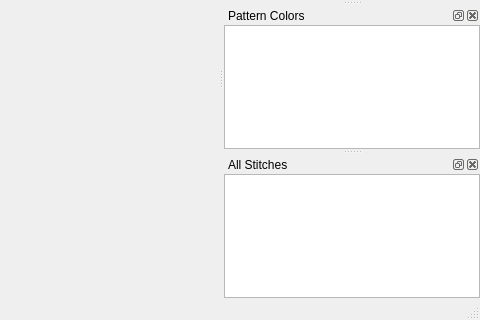
Qt form src/mainwindow.ui (iPenguin/CrochetCharts) before a commit; both pictures show x 414 to 894 and y 191 to 511 of the 894 by 511 pixel window.
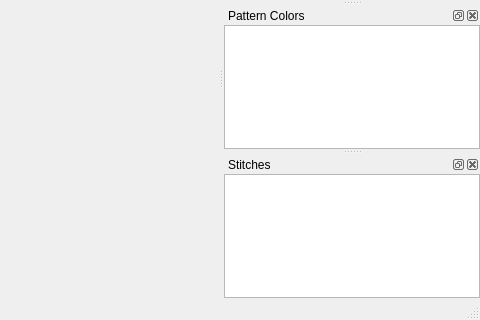
The same form after that commit. Icons and pictures are not drawn.

Commit message: changed text "All Stitches" to "Stitches" on ui

```diff
--- a/src/mainwindow.ui
+++ b/src/mainwindow.ui
@@ -434,7 +434,7 @@
     </sizepolicy>
    </property>
    <property name="windowTitle">
-    <string>All Stitches</string>
+    <string>Stitches</string>
    </property>
    <attribute name="dockWidgetArea">
     <number>2</number>
```
